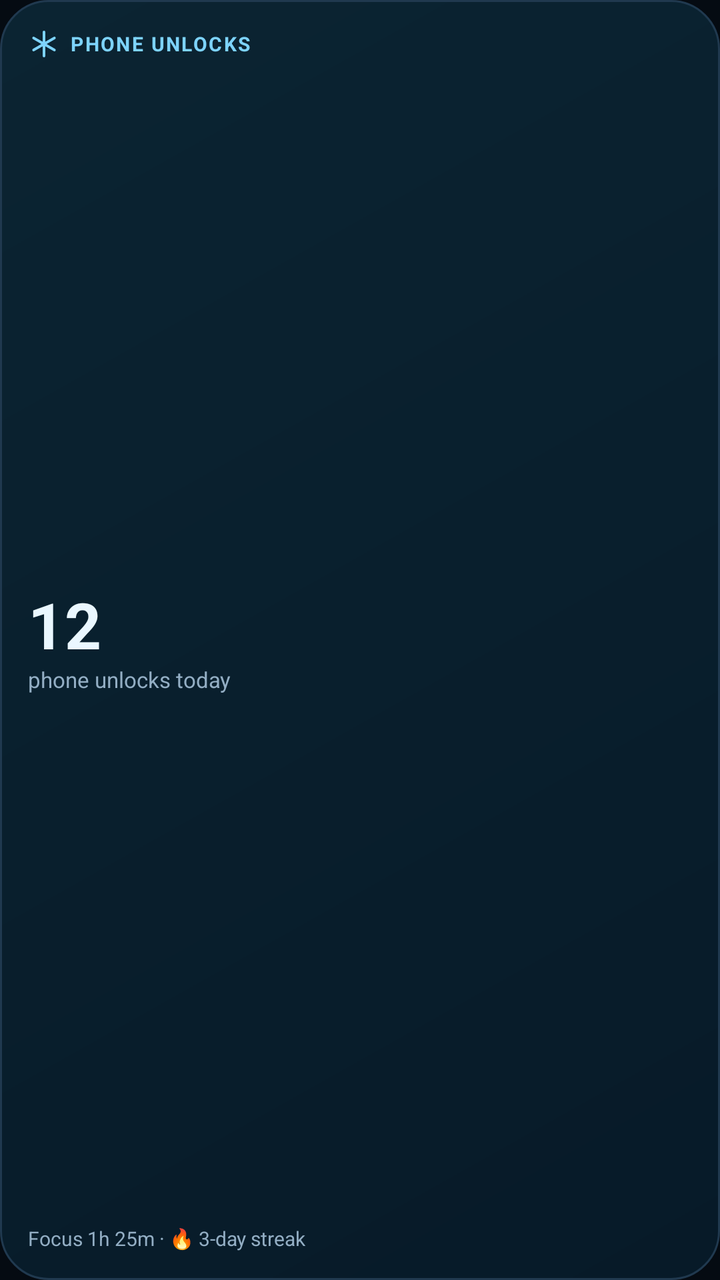
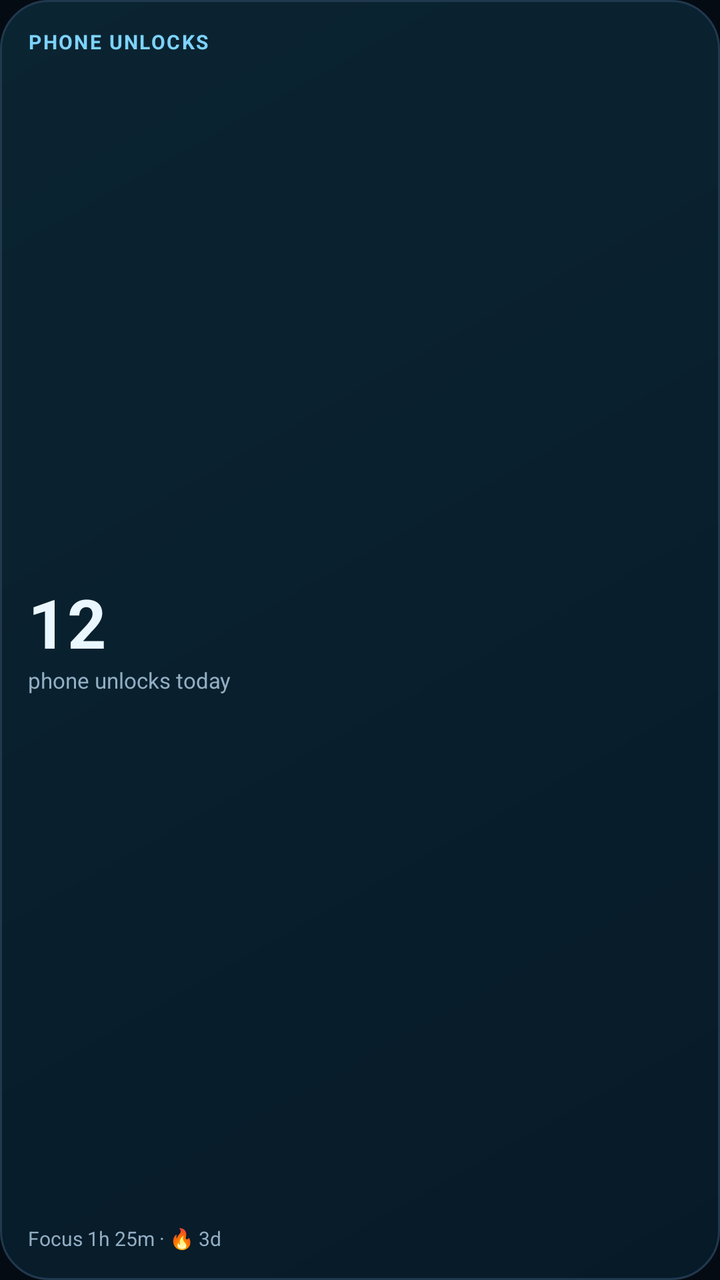

Two renders of the same Android screen: before a commit and after it. Below are the layout's source before the change and the commit's diff.
<!-- AndroidManifest.xml: application theme Theme.FrostLock -->
<!-- res/layout/widget_unlocks.xml -->
<?xml version="1.0" encoding="utf-8"?>
<LinearLayout xmlns:android="http://schemas.android.com/apk/res/android"
    android:id="@+id/unlock_root"
    android:layout_width="match_parent"
    android:layout_height="match_parent"
    android:background="@drawable/widget_background"
    android:orientation="vertical"
    android:padding="14dp">

    <TextView
        android:layout_width="wrap_content"
        android:layout_height="wrap_content"
        android:drawableStart="@drawable/ic_frost_snowflake"
        android:drawablePadding="5dp"
        android:ellipsize="end"
        android:gravity="center_vertical"
        android:letterSpacing="0.08"
        android:maxLines="1"
        android:text="@string/widget_unlock_title"
        android:textColor="@color/widget_accent"
        android:textSize="10sp"
        android:textStyle="bold" />

    <LinearLayout
        android:layout_width="match_parent"
        android:layout_height="0dp"
        android:layout_weight="1"
        android:gravity="center_vertical"
        android:orientation="vertical">

        <TextView
            android:id="@+id/unlock_count"
            android:layout_width="wrap_content"
            android:layout_height="wrap_content"
            android:includeFontPadding="false"
            android:text="12"
            android:textColor="@color/widget_text_primary"
            android:textSize="32sp"
            android:textStyle="bold" />

        <TextView
            android:id="@+id/unlock_sub"
            android:layout_width="match_parent"
            android:layout_height="wrap_content"
            android:ellipsize="end"
            android:maxLines="1"
            android:text="@string/widget_unlock_sub_placeholder"
            android:textColor="@color/widget_text_secondary"
            android:textSize="11sp" />
    </LinearLayout>

    <TextView
        android:id="@+id/unlock_footer"
        android:layout_width="match_parent"
        android:layout_height="wrap_content"
        android:ellipsize="end"
        android:maxLines="1"
        android:text="@string/widget_unlock_footer_placeholder"
        android:textColor="@color/widget_text_secondary"
        android:textSize="10sp" />

</LinearLayout>
<!-- resources referenced by this layout -->
<resources>
  <color name="widget_accent">#FF7DD3FC</color>
  <color name="widget_text_primary">#FFEAF7FF</color>
  <color name="widget_text_secondary">#FF93AEC4</color>
  <!-- drawable ic_frost_snowflake (drawable) -->
  <?xml version="1.0" encoding="utf-8"?>
  <vector xmlns:android="http://schemas.android.com/apk/res/android"
      android:width="16dp"
      android:height="16dp"
      android:viewportWidth="24"
      android:viewportHeight="24">
      <path
          android:pathData="M12,3 L12,21"
          android:strokeColor="#FF7DD3FC"
          android:strokeLineCap="round"
          android:strokeWidth="2" />
      <path
          android:pathData="M4.2,7.5 L19.8,16.5"
          android:strokeColor="#FF7DD3FC"
          android:strokeLineCap="round"
          android:strokeWidth="2" />
      <path
          android:pathData="M4.2,16.5 L19.8,7.5"
          android:strokeColor="#FF7DD3FC"
          android:strokeLineCap="round"
          android:strokeWidth="2" />
  </vector>
  <!-- drawable widget_background (drawable) -->
  <?xml version="1.0" encoding="utf-8"?>
  <shape xmlns:android="http://schemas.android.com/apk/res/android"
      android:shape="rectangle">
      <gradient
          android:angle="315"
          android:endColor="@color/widget_bg_end"
          android:startColor="@color/widget_bg_start" />
      <corners android:radius="24dp" />
      <stroke
          android:width="1dp"
          android:color="@color/widget_stroke" />
  </shape>
  <string name="widget_unlock_footer_placeholder">Focus 1h 25m · 🔥 3-day streak</string>
  <string name="widget_unlock_sub_placeholder">phone unlocks today</string>
  <string name="widget_unlock_title">PHONE UNLOCKS</string>
  <style name="Theme.FrostLock" parent="android:Theme.Material.Light.NoActionBar">
          <item name="android:windowBackground">@color/background_dark</item>
          <item name="android:statusBarColor">@android:color/transparent</item>
          <item name="android:navigationBarColor">@android:color/transparent</item>
      </style>
  <color name="widget_bg_end">#FF071A28</color>
  <color name="widget_bg_start">#FF0B2432</color>
  <color name="widget_stroke">#FF20394F</color>
  <color name="background_dark">#FF050B12</color>
</resources>

<!-- the commit's change to res/layout/widget_unlocks.xml (unified diff, before → after) -->
@@ -8,12 +8,10 @@
     android:padding="14dp">
 
     <TextView
-        android:layout_width="wrap_content"
+        android:layout_width="match_parent"
         android:layout_height="wrap_content"
-        android:drawableStart="@drawable/ic_frost_snowflake"
-        android:drawablePadding="5dp"
         android:ellipsize="end"
-        android:gravity="center_vertical"
+        android:gravity="start"
         android:letterSpacing="0.08"
         android:maxLines="1"
         android:text="@string/widget_unlock_title"
@@ -32,10 +30,11 @@
             android:id="@+id/unlock_count"
             android:layout_width="wrap_content"
             android:layout_height="wrap_content"
+            android:gravity="start"
             android:includeFontPadding="false"
             android:text="12"
             android:textColor="@color/widget_text_primary"
-            android:textSize="32sp"
+            android:textSize="34sp"
             android:textStyle="bold" />
 
         <TextView
@@ -43,6 +42,7 @@
             android:layout_width="match_parent"
             android:layout_height="wrap_content"
             android:ellipsize="end"
+            android:gravity="start"
             android:maxLines="1"
             android:text="@string/widget_unlock_sub_placeholder"
             android:textColor="@color/widget_text_secondary"
@@ -54,6 +54,7 @@
         android:layout_width="match_parent"
         android:layout_height="wrap_content"
         android:ellipsize="end"
+        android:gravity="start"
         android:maxLines="1"
         android:text="@string/widget_unlock_footer_placeholder"
         android:textColor="@color/widget_text_secondary"
<!-- resource entries referenced after the edit -->
@@ -3,29 +3,6 @@
   <color name="widget_accent">#FF7DD3FC</color>
   <color name="widget_text_primary">#FFEAF7FF</color>
   <color name="widget_text_secondary">#FF93AEC4</color>
-  <!-- drawable ic_frost_snowflake (drawable) -->
-  <?xml version="1.0" encoding="utf-8"?>
-  <vector xmlns:android="http://schemas.android.com/apk/res/android"
-      android:width="16dp"
-      android:height="16dp"
-      android:viewportWidth="24"
-      android:viewportHeight="24">
-      <path
-          android:pathData="M12,3 L12,21"
-          android:strokeColor="#FF7DD3FC"
-          android:strokeLineCap="round"
-          android:strokeWidth="2" />
-      <path
-          android:pathData="M4.2,7.5 L19.8,16.5"
-          android:strokeColor="#FF7DD3FC"
-          android:strokeLineCap="round"
-          android:strokeWidth="2" />
-      <path
-          android:pathData="M4.2,16.5 L19.8,7.5"
-          android:strokeColor="#FF7DD3FC"
-          android:strokeLineCap="round"
-          android:strokeWidth="2" />
-  </vector>
   <!-- drawable widget_background (drawable) -->
   <?xml version="1.0" encoding="utf-8"?>
   <shape xmlns:android="http://schemas.android.com/apk/res/android"
@@ -39,7 +16,7 @@
           android:width="1dp"
           android:color="@color/widget_stroke" />
   </shape>
-  <string name="widget_unlock_footer_placeholder">Focus 1h 25m · 🔥 3-day streak</string>
+  <string name="widget_unlock_footer_placeholder">Focus 1h 25m · 🔥 3d</string>
   <string name="widget_unlock_sub_placeholder">phone unlocks today</string>
   <string name="widget_unlock_title">PHONE UNLOCKS</string>
   <style name="Theme.FrostLock" parent="android:Theme.Material.Light.NoActionBar">
